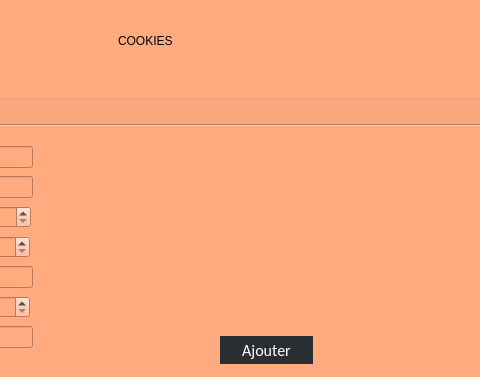
Before: the Qt Designer form gestion_materiels.ui in hanenjabnoun-Esprit-2019/Smart_Pastry_Shop_2A25, drawn with Qt 5; both pictures show x 422 to 902 and y 0 to 377 of the 1307 by 535 pixel window.
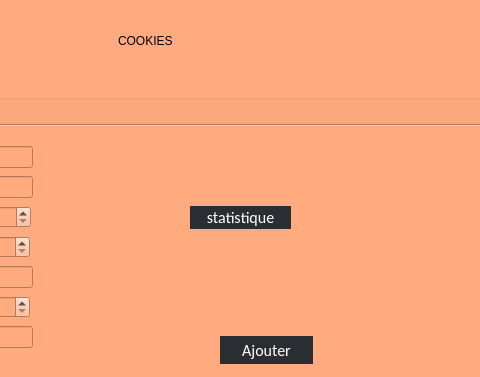
After: the same form once the commit is applied. The open tabs and pages were chosen to show the change. Icons and pictures are not drawn.

What changed in the file:
```diff
--- a/gestion_materiels.ui
+++ b/gestion_materiels.ui
@@ -505,6 +505,19 @@
           </rect>
          </property>
         </widget>
+        <widget class="QPushButton" name="pushButton_4">
+         <property name="geometry">
+          <rect>
+           <x>570</x>
+           <y>80</y>
+           <width>101</width>
+           <height>23</height>
+          </rect>
+         </property>
+         <property name="text">
+          <string>statistique</string>
+         </property>
+        </widget>
        </widget>
        <widget class="QWidget" name="tab_2">
         <attribute name="title">
```
Left out of the diff: 4 changed lines with no effect on the pictures.
